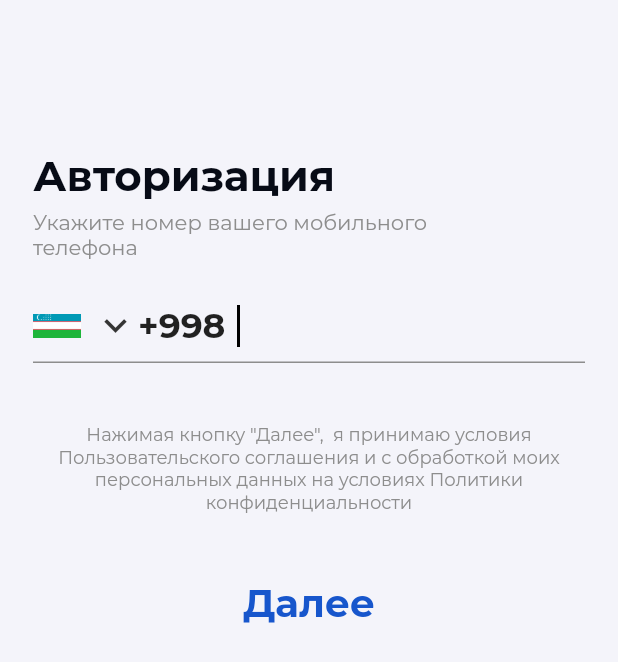
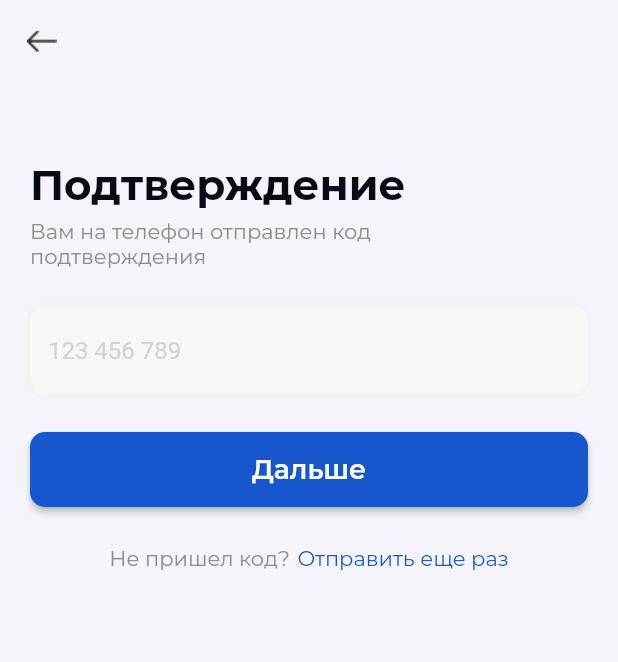
Before and after one commit to Uzcoding/get_rentcar, a Flutter app: the screen it shows after launch, on a phone screen of 412 x 824 dp. Shown: the top 662 px of the screen. Run offline on Flutter 3.47's test engine with Material 2 defaults, Android fonts, the phone set to English and light mode, and no system bars; drawn by our look-alikes of sms_autofill.

Commit message:
confirmation code ui finished

```diff
--- a/lib/config/colors.dart
+++ b/lib/config/colors.dart
@@ -1,9 +1,10 @@
 import 'package:flutter/material.dart';
 
-class ColorPalette {
+abstract class ColorPalette {
   static const Color mainColor = Color(0xFF1756CC);
   static const Color authIntroBackground = Color(0xFF2f1fb7);
   static const Color scaffoldBackground = Color(0xFFF4F4FA);
   static const Color black = Color(0xFF070B16);
   static const Color authGrey = Color(0xFF8D8D8D);
+  static const Color inputFilled = Color(0xFFF7F7F8);
 }
--- a/lib/config/config.dart
+++ b/lib/config/config.dart
@@ -1,4 +1,5 @@
 export 'colors.dart';
 export 'images_path.dart';
+export 'icons_path.dart';
 export 'strings.dart';
 export 'text_styles.dart';
--- /dev/null
+++ b/lib/config/icons_path.dart
@@ -0,0 +1,7 @@
+abstract class IconsPath {
+  static const String drawer = 'assets/icons/drawer.svg';
+  static const String search = 'assets/icons/search.svg';
+  static const String tabCar = 'assets/icons/tab-car.svg';
+  static const String tabNote = 'assets/icons/tab-note.svg';
+  static const String tabSearch = 'assets/icons/tab-search.svg';
+}
--- a/lib/config/images_path.dart
+++ b/lib/config/images_path.dart
@@ -1,3 +1,4 @@
-class ImagePath {
+abstract class ImagePath {
   static const auth_intro_car = 'assets/images/background-car.png';
+  static const arrow_back = 'assets/images/arrow-back.png';
 }
--- a/lib/config/strings.dart
+++ b/lib/config/strings.dart
@@ -1,4 +1,4 @@
-class AppStrings {
+abstract class AppStrings {
   static const String appNameGet = 'get';
   static const String rentCar = 'rentcar';
 
@@ -9,4 +9,15 @@ class AppStrings {
       'Укажите номер вашего мобильного\nтелефона';
   static const String userAgreement =
       'Нажимая кнопку "Далее",  я принимаю условия\nПользовательского соглашения и с обработкой моих\nперсональных данных на условиях Политики\nконфиденциальности';
+
+  // Confirmation
+  static const String confirmation = 'Подтверждение';
+  static const String codeDidNotCome = 'Не пришел код?';
+  static const String sendAgain = 'Отправить еще раз';
+  static const String confirmationCode =
+      'Вам на телефон отправлен код\nподтверждения';
+
+  // Buttons
+  static const String further = 'Далее';
+  static const String next = 'Дальше';
 }
--- a/lib/config/text_styles.dart
+++ b/lib/config/text_styles.dart
@@ -1,7 +1,7 @@
 import 'package:flutter/material.dart';
 import 'package:get_rentcar/config/config.dart';
 
-class TextStyles {
+abstract class TextStyles {
   static const TextStyle buttonText = const TextStyle(
     fontFamily: 'Montserrat',
     fontSize: 18.0,
--- a/lib/main.dart
+++ b/lib/main.dart
@@ -24,7 +24,7 @@ class MyApp extends StatelessWidget {
         primaryColor: ColorPalette.mainColor,
         scaffoldBackgroundColor: ColorPalette.scaffoldBackground,
       ),
-      home: SignUpScreen(),
+      home: ConfirmationScreen(),
     );
   }
 }
--- /dev/null
+++ b/lib/screens/auth/confirmation_screen.dart
@@ -0,0 +1,120 @@
+import 'package:flutter/material.dart';
+import 'package:get_rentcar/config/config.dart';
+import 'package:get_rentcar/widgets/widgets.dart';
+import 'package:sms_autofill/sms_autofill.dart';
+
+class ConfirmationScreen extends StatefulWidget {
+  @override
+  _ConfirmationScreenState createState() => _ConfirmationScreenState();
+}
+
+class _ConfirmationScreenState extends State<ConfirmationScreen> {
+  TextEditingController codeController = TextEditingController();
+
+  Container getCodeInput() {
+    return Container(
+      margin: const EdgeInsets.symmetric(vertical: 25.0),
+      decoration: BoxDecoration(
+        borderRadius: BorderRadius.circular(10.0),
+        boxShadow: [
+          BoxShadow(
+            color: Colors.grey.shade200,
+            blurRadius: 3.0,
+          )
+        ],
+      ),
+      child: TextFieldPinAutoFill(
+        decoration: InputDecoration(
+          filled: true,
+          fillColor: ColorPalette.inputFilled,
+          hintText: '123 456 789',
+          hintStyle: TextStyle(
+            color: Color(0xFFD2D2D2),
+          ),
+          contentPadding:
+              const EdgeInsets.symmetric(horizontal: 12.0, vertical: 20.0),
+          border: OutlineInputBorder(
+            borderSide: BorderSide.none,
+            borderRadius: const BorderRadius.all(
+              const Radius.circular(10.0),
+            ),
+          ),
+          counterText: '',
+        ),
+        codeLength: 9,
+      ),
+    );
+  }
+
+  Row getSendCodeAgain() {
+    return Row(
+      mainAxisAlignment: MainAxisAlignment.center,
+      children: <Widget>[
+        Text(
+          AppStrings.codeDidNotCome,
+          style: TextStyle(
+            fontFamily: 'Montserrat',
+            fontSize: 14.0,
+            color: ColorPalette.authGrey,
+          ),
+        ),
+        const SizedBox(width: 5.0),
+        InkWell(
+          onTap: () => print('Code'),
+          child: Text(
+            AppStrings.sendAgain,
+            style: TextStyle(
+              fontFamily: 'Montserrat',
+              fontSize: 14.0,
+              color: ColorPalette.mainColor,
+            ),
+          ),
+        ),
+      ],
+    );
+  }
+
+  @override
+  Widget build(BuildContext context) {
+    return Scaffold(
+      appBar: AppBar(
+        backgroundColor: ColorPalette.scaffoldBackground,
+        elevation: 0,
+        leading: IconButton(
+          padding: EdgeInsets.zero,
+          splashRadius: 20.0,
+          icon: Image.asset(ImagePath.arrow_back),
+          onPressed: () {},
+        ),
+      ),
+      body: Container(
+        margin:
+            const EdgeInsets.symmetric(horizontal: 20.0).copyWith(top: 50.0),
+        child: Column(
+          crossAxisAlignment: CrossAxisAlignment.start,
+          children: <Widget>[
+            Text(AppStrings.confirmation, style: TextStyles.title),
+            const SizedBox(height: 5.0),
+            Text(
+              AppStrings.confirmationCode,
+              style: TextStyle(
+                fontFamily: 'Montserrat',
+                fontSize: 14.0,
+                fontWeight: FontWeight.w400,
+                color: ColorPalette.authGrey,
+              ),
+            ),
+            getCodeInput(),
+            FilledButton(
+              title: AppStrings.next,
+              size: double.infinity,
+              onPressed: () => print('hello'),
+            ),
+            const SizedBox(height: 25.0),
+            getSendCodeAgain()
+          ],
+        ),
+      ),
+    );
+  }
+}
--- a/lib/screens/auth/sign_up_screen.dart
+++ b/lib/screens/auth/sign_up_screen.dart
@@ -83,7 +83,7 @@ class _SignUpScreenState extends State<SignUpScreen> {
           }
         },
         child: Text(
-          'Далее',
+          AppStrings.further,
           style: const TextStyle(
             fontFamily: 'Montserrat',
             fontWeight: FontWeight.bold,
--- a/lib/screens/screens.dart
+++ b/lib/screens/screens.dart
@@ -1,2 +1,3 @@
 export 'auth/auth_intro_screen.dart';
 export 'auth/sign_up_screen.dart';
+export 'auth/confirmation_screen.dart';
--- /dev/null
+++ b/lib/widgets/filled_button.dart
@@ -0,0 +1,36 @@
+import 'package:flutter/material.dart';
+import 'package:get_rentcar/config/config.dart';
+
+class FilledButton extends StatelessWidget {
+  final Function onPressed;
+  final String title;
+  final double size;
+  FilledButton({
+    required this.title,
+    required this.size,
+    required this.onPressed,
+  });
+
+  @override
+  Widget build(BuildContext context) {
+    return SizedBox(
+      width: size,
+      height: 50.0,
+      child: ElevatedButton(
+        style: ElevatedButton.styleFrom(
+          primary: ColorPalette.mainColor,
+          shape: RoundedRectangleBorder(
+            borderRadius: BorderRadius.circular(10.0),
+          ),
+        ),
+        onPressed: () {
+          onPressed();
+        },
+        child: Text(
+          title,
+          style: TextStyles.buttonText,
+        ),
+      ),
+    );
+  }
+}
--- /dev/null
+++ b/lib/widgets/widgets.dart
@@ -0,0 +1 @@
+export 'filled_button.dart';
--- a/pubspec.yaml
+++ b/pubspec.yaml
@@ -12,6 +12,8 @@ dependencies:
   flutter:
     sdk: flutter
 
+  flutter_svg: ^0.22.0
+  sms_autofill: ^2.0.0
 
   intl_phone_field:
     path: packages/intl_phone_input
```
Also changed, not shown: assets/icons/drawer.svg (added), assets/icons/search.svg (added), assets/icons/tab-car.svg (added), assets/icons/tab-note.svg (added), assets/icons/tab-search.svg (added), assets/images/arrow-back.png (added), pubspec.lock, 1 other file.
